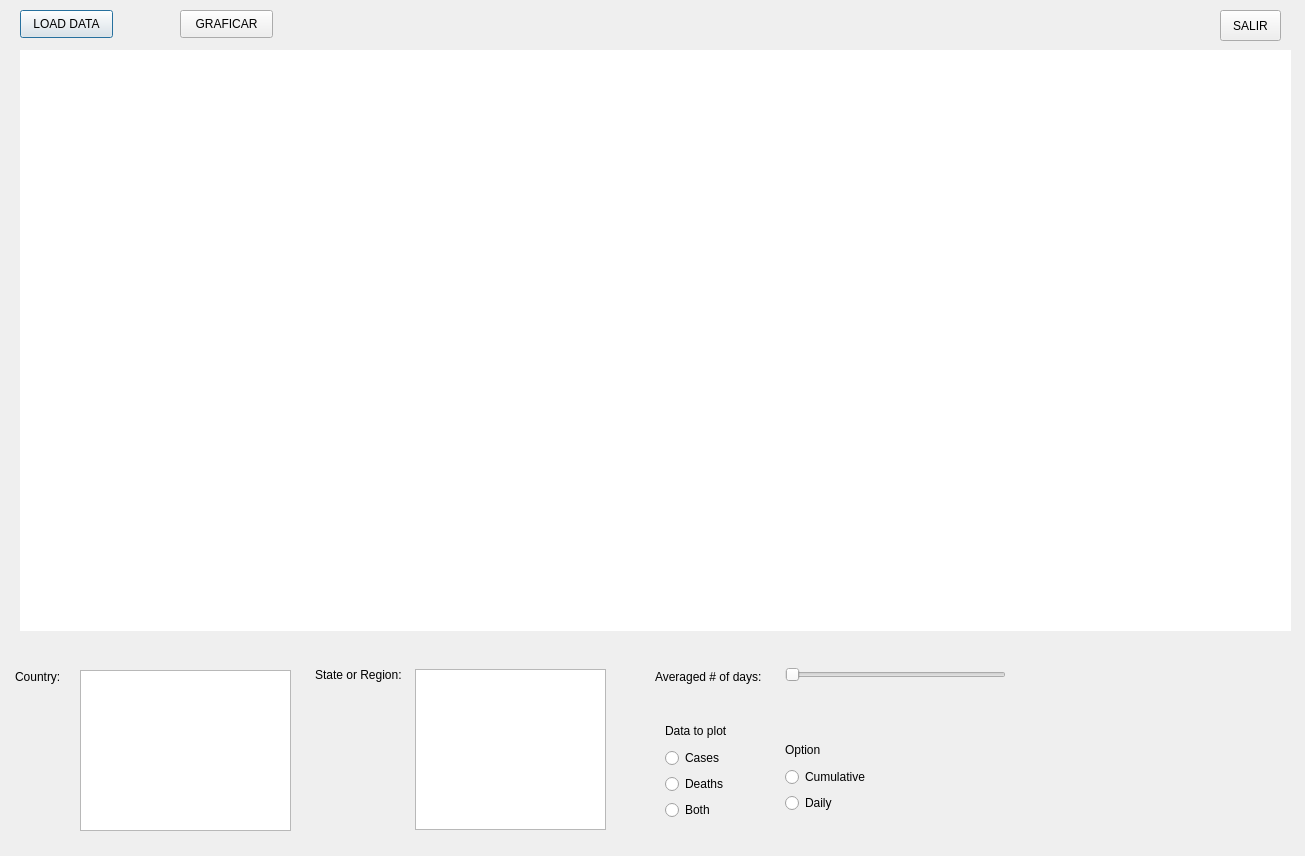
The window that interfaz.ui (dfguaman3/INTERFAZ_COVID) describes before a commit, drawn with Qt 5.
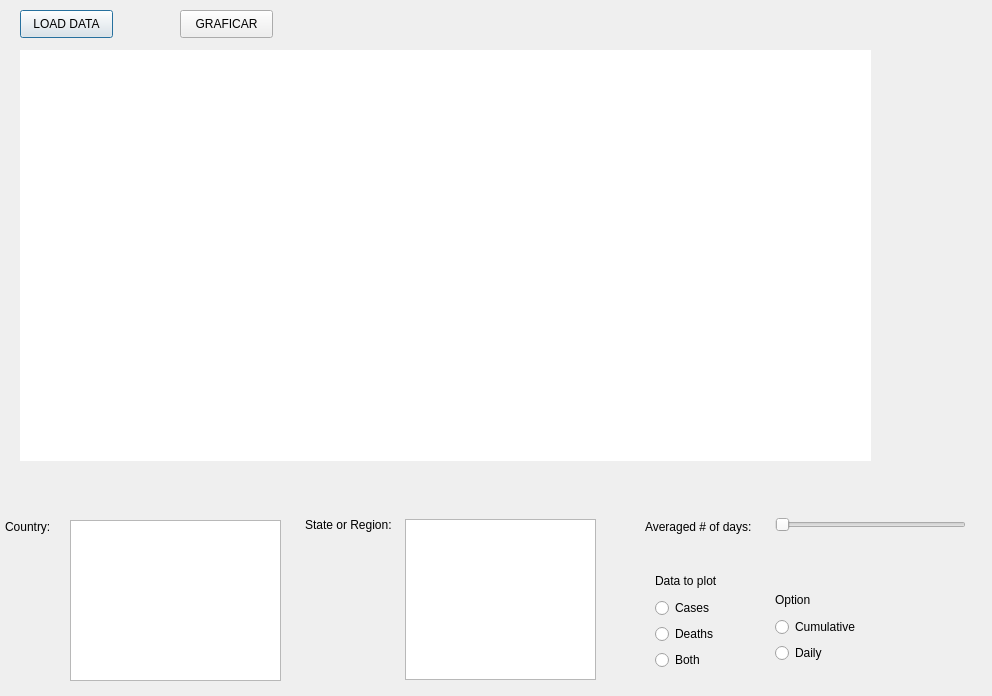
The same window after the commit.

The edit to the form file:
```diff
--- a/interfaz.ui
+++ b/interfaz.ui
@@ -6,8 +6,8 @@
    <rect>
     <x>0</x>
     <y>0</y>
-    <width>1305</width>
-    <height>856</height>
+    <width>992</width>
+    <height>696</height>
    </rect>
   </property>
   <property name="windowTitle">
@@ -31,8 +31,8 @@
     <rect>
      <x>20</x>
      <y>50</y>
-     <width>1271</width>
-     <height>581</height>
+     <width>851</width>
+     <height>411</height>
     </rect>
    </property>
    <property name="styleSheet">
@@ -55,8 +55,8 @@
   <widget class="QLabel" name="label_3">
    <property name="geometry">
     <rect>
-     <x>15</x>
-     <y>669</y>
+     <x>5</x>
+     <y>519</y>
      <width>55</width>
      <height>16</height>
     </rect>
@@ -68,8 +68,8 @@
   <widget class="QLabel" name="label_4">
    <property name="geometry">
     <rect>
-     <x>315</x>
-     <y>659</y>
+     <x>305</x>
+     <y>509</y>
      <width>101</width>
      <height>31</height>
     </rect>
@@ -81,9 +81,9 @@
   <widget class="QSlider" name="scrollbar">
    <property name="geometry">
     <rect>
-     <x>785</x>
-     <y>659</y>
-     <width>221</width>
+     <x>775</x>
+     <y>509</y>
+     <width>191</width>
      <height>31</height>
     </rect>
    </property>
@@ -94,8 +94,8 @@
   <widget class="QLabel" name="label_5">
    <property name="geometry">
     <rect>
-     <x>655</x>
-     <y>669</y>
+     <x>645</x>
+     <y>519</y>
      <width>121</width>
      <height>16</height>
     </rect>
@@ -107,8 +107,8 @@
   <widget class="QListWidget" name="listacountry">
    <property name="geometry">
     <rect>
-     <x>80</x>
-     <y>670</y>
+     <x>70</x>
+     <y>520</y>
      <width>211</width>
      <height>161</height>
     </rect>
@@ -117,8 +117,8 @@
   <widget class="QListWidget" name="listastate">
    <property name="geometry">
     <rect>
-     <x>415</x>
-     <y>669</y>
+     <x>405</x>
+     <y>519</y>
      <width>191</width>
      <height>161</height>
     </rect>
@@ -140,8 +140,8 @@
   <widget class="QWidget" name="layoutWidget">
    <property name="geometry">
     <rect>
-     <x>785</x>
-     <y>739</y>
+     <x>775</x>
+     <y>589</y>
      <width>94</width>
      <height>74</height>
     </rect>
@@ -177,8 +177,8 @@
   <widget class="QWidget" name="layoutWidget">
    <property name="geometry">
     <rect>
-     <x>665</x>
-     <y>719</y>
+     <x>655</x>
+     <y>569</y>
      <width>70</width>
      <height>101</height>
     </rect>
```
